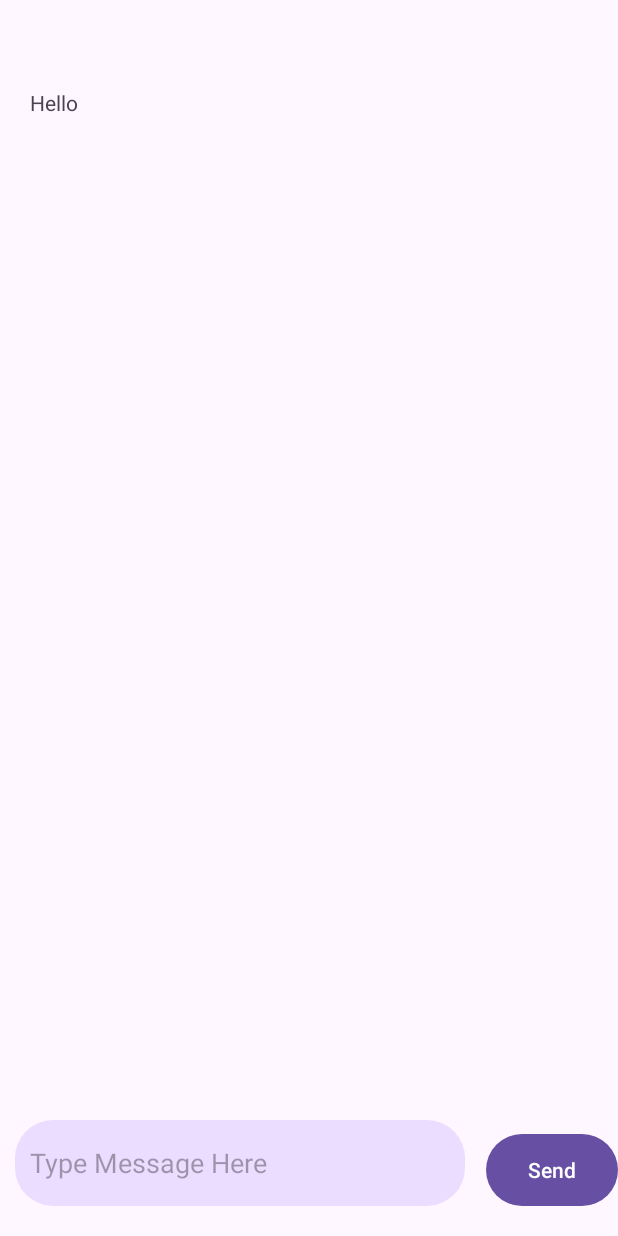
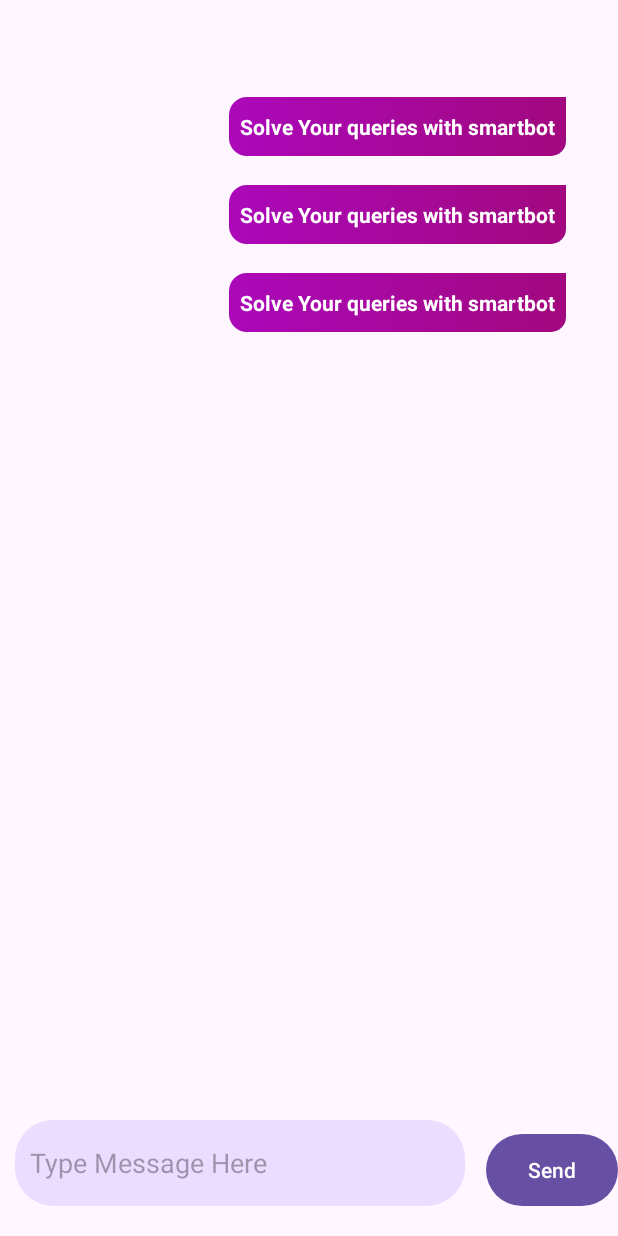
Before and after one commit to mayank0rajput/Chat-Messenger, an Android app: the layout activity_main.xml on its own in the app's theme, with its tools: preview values and no code run, on a phone screen of 412 x 824 dp. Run offline under Robolectric (Android 15) with nearby library versions, the phone set to English and light mode, and no system bars.

Commit message:
feat: added chat activity

```diff
--- a/app/src/main/java/com/example/chatmessenger/LoginActivity.kt
+++ b/app/src/main/java/com/example/chatmessenger/LoginActivity.kt
@@ -33,6 +33,7 @@ class LoginActivity : AppCompatActivity() {
                         val user = auth.currentUser
                         Toast.makeText(this,"Auth Successful",Toast.LENGTH_SHORT).show()
                         val intent = Intent(this,MainActivity::class.java)
+                        intent.flags = Intent.FLAG_ACTIVITY_CLEAR_TASK.or(Intent.FLAG_ACTIVITY_NEW_TASK)
                         startActivity(intent)
                     } else {
                         // If sign in fails, display a message to the user.
--- /dev/null
+++ b/app/src/main/res/drawable/sendbg.xml
@@ -0,0 +1,12 @@
+<?xml version="1.0" encoding="utf-8"?>
+<shape xmlns:android="http://schemas.android.com/apk/res/android"
+    android:shape="rectangle">
+    <gradient
+        android:angle="180"
+        android:endColor="#ab08ba"
+        android:startColor="#a2087e" />
+    <corners
+        android:bottomLeftRadius="12dp"
+        android:bottomRightRadius="10dp"
+        android:topLeftRadius="12dp" />
+</shape>
--- a/app/src/main/res/layout/activity_main.xml
+++ b/app/src/main/res/layout/activity_main.xml
@@ -8,7 +8,7 @@
     >
 
     <TextView
-        android:id="@+id/userview"
+        android:id="@+id/usernametextview"
         android:layout_width="wrap_content"
         android:layout_height="wrap_content"
         app:layout_constraintStart_toStartOf="parent"
@@ -17,22 +17,20 @@
         android:fontFamily="@font/montserratsemibold"
         android:textColor="?attr/colorOnBackground"
         />
-    <LinearLayout
+
+    <androidx.recyclerview.widget.RecyclerView
+        android:id="@+id/recyclerview"
         android:layout_width="match_parent"
         android:layout_height="0dp"
-        android:id="@+id/list"
+        android:layout_margin="10dp"
+        android:padding="10dp"
+        tools:listitem="@layout/chatrightitem"
+        app:layout_constraintBottom_toTopOf="@id/message"
+        app:layout_constraintEnd_toEndOf="parent"
         app:layout_constraintStart_toStartOf="parent"
-        app:layout_constraintTop_toBottomOf="@id/userview"
-        app:layout_constraintBottom_toTopOf="@id/message"
-        android:layout_margin="10dp"
-        android:padding="10dp">
+        app:layout_constraintTop_toBottomOf="@id/usernametextview">
 
-        <TextView
-            android:layout_width="match_parent"
-            android:layout_height="wrap_content"
-            android:text="Hello"/>
-
-    </LinearLayout>
+    </androidx.recyclerview.widget.RecyclerView>
 
     <EditText
         android:padding="10dp"
--- /dev/null
+++ b/app/src/main/res/layout/chatrightitem.xml
@@ -0,0 +1,35 @@
+<?xml version="1.0" encoding="utf-8"?>
+<RelativeLayout xmlns:android="http://schemas.android.com/apk/res/android"
+    xmlns:app="http://schemas.android.com/apk/res-auto"
+    android:layout_width="match_parent"
+    android:layout_height="wrap_content">
+
+    <RelativeLayout
+        android:id="@+id/btnconti"
+        android:layout_width="match_parent"
+        android:layout_height="wrap_content"
+        android:layout_marginStart="7dp"
+        android:layout_marginEnd="7dp"
+        android:layout_marginBottom="7dp">
+
+        <TextView
+            android:id="@+id/show_message"
+            android:layout_width="wrap_content"
+            android:layout_height="wrap_content"
+            android:layout_centerVertical="true"
+            android:layout_marginLeft="12dp"
+            android:layout_marginTop="12dp"
+            android:layout_marginRight="7dp"
+            android:layout_alignParentRight="true"
+            android:background="@drawable/sendbg"
+            android:paddingLeft="7dp"
+            android:paddingTop="10dp"
+            android:paddingRight="7dp"
+            android:paddingBottom="10dp"
+            android:text="Solve Your queries with smartbot"
+            android:textColor="?attr/colorOnPrimary"
+            android:textSize="14sp"
+            android:textStyle="bold" />
+
+    </RelativeLayout>
+</RelativeLayout>
```
Also changed, not shown: app/src/main/AndroidManifest.xml (+4 -4 lines), app/src/main/java/com/example/chatmessenger/MainActivity.kt (+49 -1 lines), app/src/main/java/com/example/chatmessenger/adapter/MessageAdapter.kt (added, +37 -0 lines), app/src/main/java/com/example/chatmessenger/model/MessageModel.kt (added, +7 -0 lines), app/src/main/res/drawable/botbg.xml (added, +13 -0 lines), app/src/main/res/layout/chatleftitem.xml (added, +49 -0 lines).
